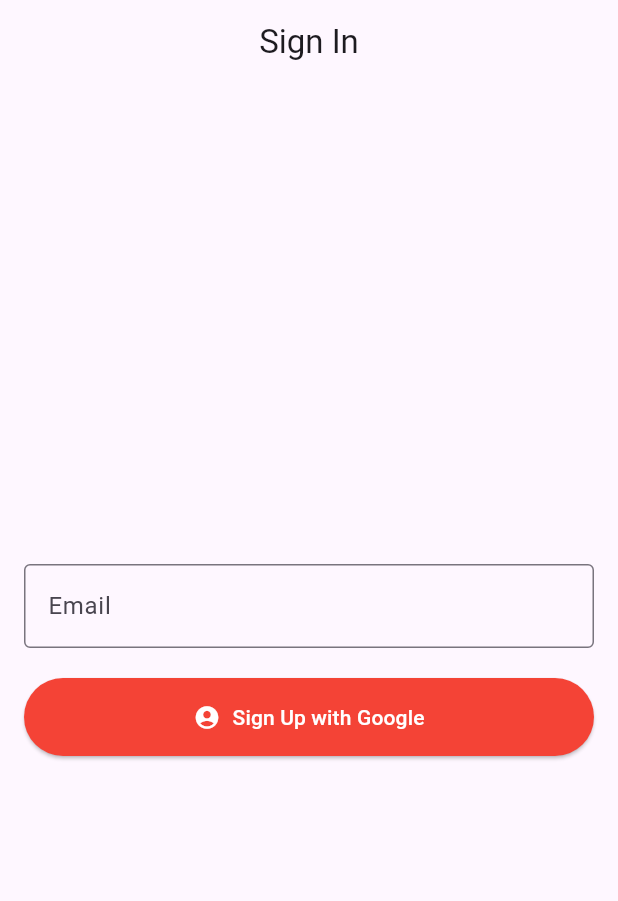
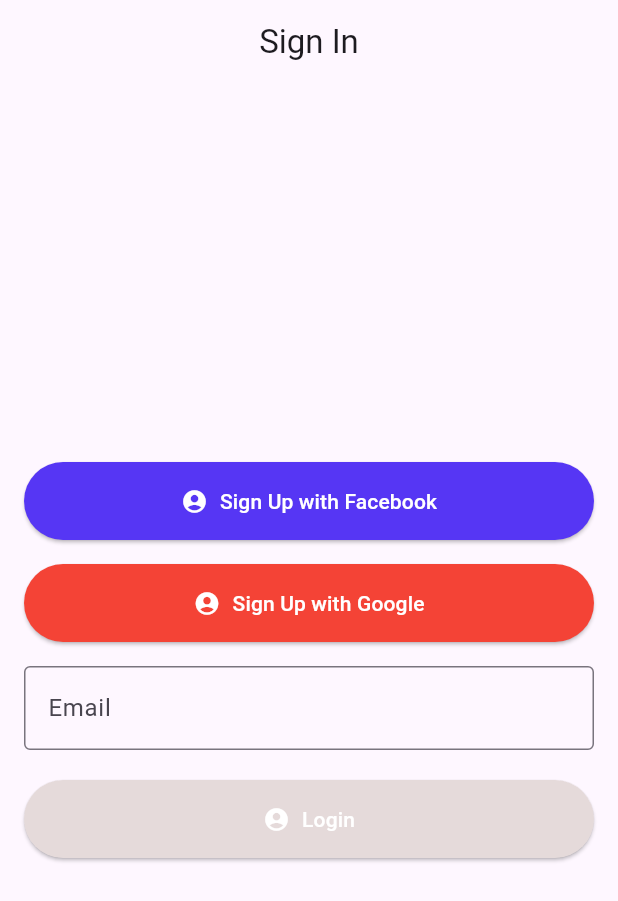
Before and after one commit to Bishwonath/dietChaiyoo-budgetbasedDietplan-App-, a Flutter app: the screen it shows after launch, on a phone screen of 412 x 824 dp. Shown: the top 901 px of the screen. Run offline on Flutter 3.47's test engine with Material 3 defaults, Android fonts, the phone set to English and light mode, and no system bars.

Commit message:
added sized box in signup

```diff
--- a/lib/view/Sigup_view.dart
+++ b/lib/view/Sigup_view.dart
@@ -10,18 +10,30 @@
       ),
       body: Padding(
         padding: const EdgeInsets.all(16.0),
-        child: Column(
+        child:
+
+        Column(
           mainAxisAlignment: MainAxisAlignment.center,
           crossAxisAlignment: CrossAxisAlignment.stretch,
           children: [
+               ElevatedButton.icon(
+              onPressed: () {
+                // Handle Google Sign-Up logic here
+                print('Google Sign-Up button pressed');
+              },
+              icon: Icon(Icons.account_circle),
+              label: Text('Sign Up with Facebook'),
+              style: ElevatedButton.styleFrom(
+                backgroundColor: const Color.fromARGB(255, 86, 54, 244),
+                foregroundColor: Colors.white,
+                padding: EdgeInsets.symmetric(vertical: 16),
+
+              ),
+
+            ),
             // Email Text Field
-            TextField(
-              decoration: InputDecoration(
-                labelText: 'Email',
-                border: OutlineInputBorder(),
-              ),
-            ),
-            SizedBox(height: 20),
+             SizedBox(height: 16),
+
 
             // Google Sign-Up Button
             ElevatedButton.icon(
@@ -37,6 +49,27 @@
                 padding: EdgeInsets.symmetric(vertical: 16),
               ),
             ),
+             SizedBox(height: 16),
+            TextField(
+              decoration: InputDecoration(
+                labelText: 'Email',
+                border: OutlineInputBorder(),
+              ),
+            ),
+            SizedBox(height: 20),
+             ElevatedButton.icon(
+              onPressed: () {
+                // Handle Google Sign-Up logic here
+                print('Google Sign-Up button pressed');
+              },
+              icon: Icon(Icons.account_circle),
+              label: Text('Login'),
+              style: ElevatedButton.styleFrom(
+                backgroundColor: const Color.fromARGB(255, 229, 218, 218),
+                foregroundColor: Colors.white,
+                padding: EdgeInsets.symmetric(vertical: 16),
+              ),
+            ),
           ],
         ),
       ),
```
